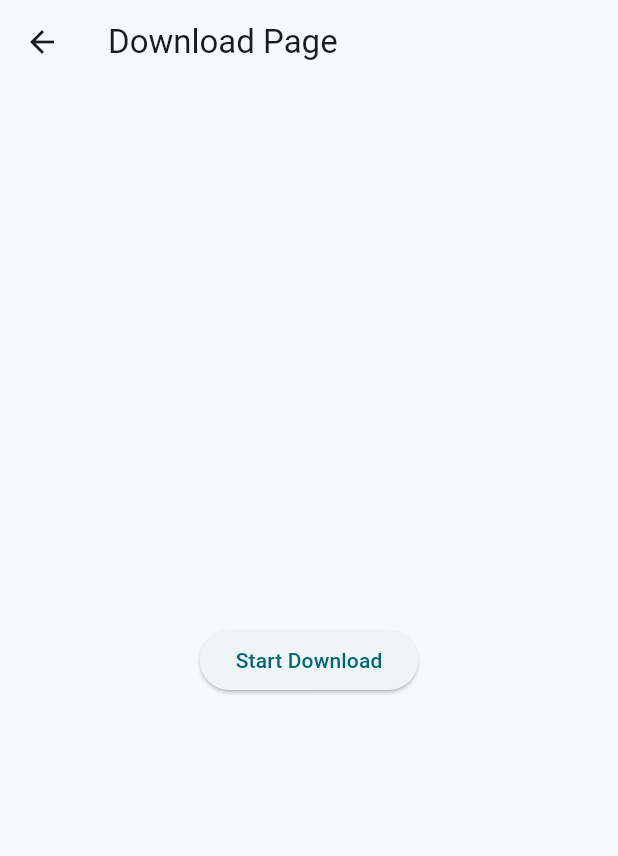
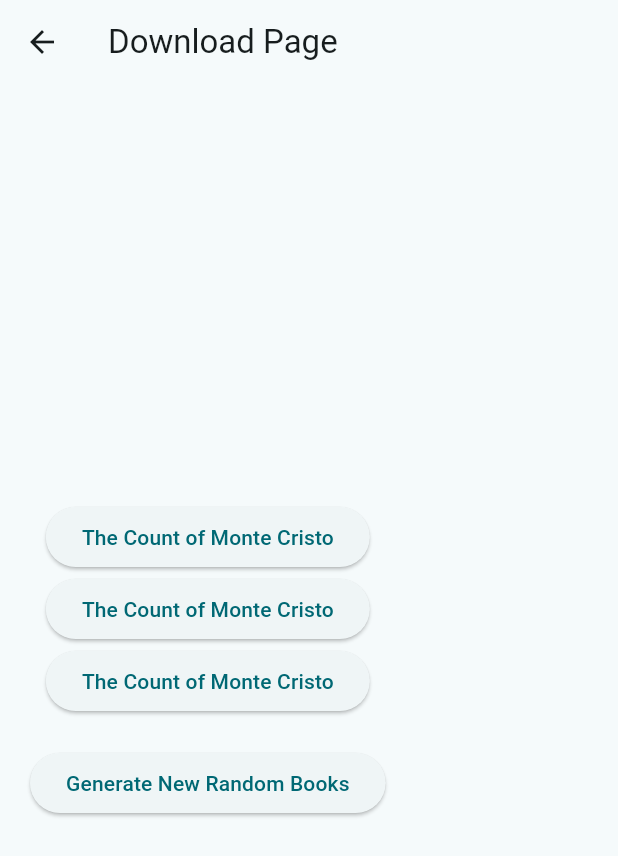
Before and after one commit to playlikepossum/level4project, a Flutter app: the DownloadPage screen opened directly, on a phone screen of 412 x 824 dp. Shown: the top 856 px of the screen. Run offline on Flutter 3.47's test engine with Material 3 defaults, Android fonts, the phone set to English and light mode, and no system bars; our stand-ins replace date_picker_timeline, firebase_core, flutter_local_notifications, flutter_staggered_animations, flutter_timezone, get and 5 more; missing offline and left inert: health; accounts and stored records are empty.

Commit message:
public domain books!

```diff
--- a/cheyyan/lib/ui/widgets/shopz.dart
+++ b/cheyyan/lib/ui/widgets/shopz.dart
@@ -1,9 +1,8 @@
 import 'dart:convert';
-
+import 'dart:math';
 import 'package:flutter/material.dart';
-import 'package:flutter_media_downloader/flutter_media_downloader.dart';
-
 import 'package:http/http.dart' as http;
+import 'package:url_launcher/url_launcher.dart';
 
 class DownloadPage extends StatefulWidget {
   @override
@@ -11,19 +10,62 @@ class DownloadPage extends StatefulWidget {
 }
 
 class _DownloadPageState extends State<DownloadPage> {
-  final _flutterMediaDownloaderPlugin = MediaDownload();
   String url = '';
+  List<Map<String, dynamic>> randomBooks = [];
+  List<Map<String, dynamic>> books = [
+    {'title': 'Pride and Prejudice', 'author': 'Jane Austen'},
+    {'title': 'Jane Eyre', 'author': 'Charlotte Brontë'},
+    {'title': 'Moby-Dick', 'author': 'Herman Melville'},
+    {'title': 'Frankenstein', 'author': 'Mary Shelley'},
+    {'title': 'The Picture of Dorian Gray', 'author': 'Oscar Wilde'},
+    {'title': 'Great Expectations', 'author': 'Charles Dickens'},
+    {'title': 'Dracula', 'author': 'Bram Stoker'},
+    {'title': 'War and Peace', 'author': 'Leo Tolstoy'},
+    {'title': 'Sense and Sensibility', 'author': 'Jane Austen'},
+    {'title': 'Wuthering Heights', 'author': 'Emily Brontë'},
+    {
+      'title': '''Alice's Adventures in Wonderland''',
+      'author': 'Lewis Carroll'
+    },
+    {'title': 'The Hound of the Baskervilles', 'author': 'Arthur Conan Doyle'},
+    {'title': 'Les Misérables', 'author': 'Victor Hugo'},
+    {'title': 'To Kill a Mockingbird', 'author': 'Harper Lee'},
+    {'title': 'The Brothers Karamazov', 'author': 'Fyodor Dostoevsky'},
+    {
+      'title': 'The Adventures of Sherlock Holmes',
+      'author': 'Arthur Conan Doyle'
+    },
+    {'title': 'Emma', 'author': 'Jane Austen'},
+    {'title': 'Oliver Twist', 'author': 'Charles Dickens'},
+    {'title': 'The Scarlet Letter', 'author': 'Nathaniel Hawthorne'},
+    {'title': 'Anna Karenina', 'author': 'Leo Tolstoy'},
+    {'title': 'The Count of Monte Cristo', 'author': 'Alexandre Dumas'},
+    {'title': 'Treasure Island', 'author': 'Robert Louis Stevenson'},
+    {'title': 'Walden', 'author': 'Henry David Thoreau'},
+    {'title': 'The Iliad', 'author': 'Homer'},
+    {'title': 'The Odyssey', 'author': 'Homer'}
+    // More books...
+  ];
 
   @override
   void initState() {
     super.initState();
+    generateRandomBooks();
   }
 
-  Future<void> _startDownload() async {
-    String authorName = 'Jane Austen';
+  void generateRandomBooks() {
+    // Clear the existing list
+    randomBooks.clear();
 
-    final response = await http.get(Uri.parse(
-        'http://192.168.1.98:5000/search_author?author_name=$authorName'));
+    // Generate three random books
+    for (int i = 0; i < 3; i++) {
+      randomBooks.add(generateRandomBook(books));
+    }
+  }
+
+  Future<void> _startDownload(String title) async {
+    final response = await http
+        .get(Uri.parse('http://192.168.1.98:5000/search?title_name=$title'));
 
     if (response.statusCode == 200) {
       // If the server returns a 200 OK response, parse the JSON
@@ -31,11 +73,25 @@ class _DownloadPageState extends State<DownloadPage> {
 
       Map<String, dynamic> downloadLinks = jsonMap['download_links'];
 
-      String cloudflareLink = downloadLinks['Cloudflare'];
+      String url = downloadLinks['GET'];
 
-      url = cloudflareLink;
-      _flutterMediaDownloaderPlugin.downloadMedia(context, url);
+      final Uri data = Uri.parse(url);
+      if (!await launchUrl(data)) {
+        throw Exception('Could not launch the pdf');
+      }
+      // _flutterMediaDownloaderPlugin.downloadMedia(context, url);
     }
+  }
+
+  Map<String, dynamic> generateRandomBook(List<Map<String, dynamic>> books) {
+    // Create a new Random instance
+    var random = Random();
+
+    // Generate a random index
+    int randomIndex = random.nextInt(books.length);
+
+    // Return the book at the random index
+    return books[randomIndex];
   }
 
   @override
@@ -44,10 +100,28 @@ class _DownloadPageState extends State<DownloadPage> {
       appBar: AppBar(
         title: Text('Download Page'),
       ),
-      body: Center(
-        child: ElevatedButton(
-          onPressed: _startDownload,
-          child: Text('Start Download'),
+      body: Padding(
+        padding: EdgeInsets.all(20.0),
+        child: Column(
+          mainAxisAlignment: MainAxisAlignment.center,
+          children: <Widget>[
+            // Display three random book titles
+            for (var book in randomBooks)
+              ElevatedButton(
+                onPressed: () => _startDownload(book['title']),
+                child: Text(book['title']),
+              ),
+            SizedBox(height: 20.0), // Add some spacing between the buttons
+            // Button to generate new random books
+            ElevatedButton(
+              onPressed: () {
+                setState(() {
+                  generateRandomBooks();
+                });
+              },
+              child: Text('Generate New Random Books'),
+            ),
+          ],
         ),
       ),
     );
```
Also changed, not shown: cheyyan/lib/ui/calander.dart (+7 -7 lines), 7 other files.
